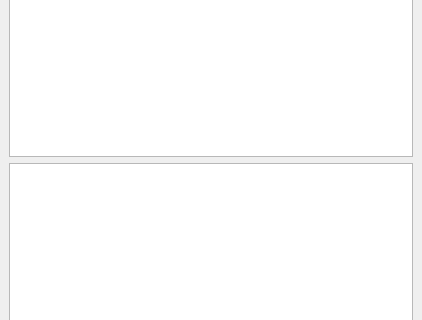
Qt form src/DockMonitor.ui (gdevic/Z80Explorer) before a commit; both pictures show x 0 to 422 and y 139 to 459 of the 422 by 568 pixel window.
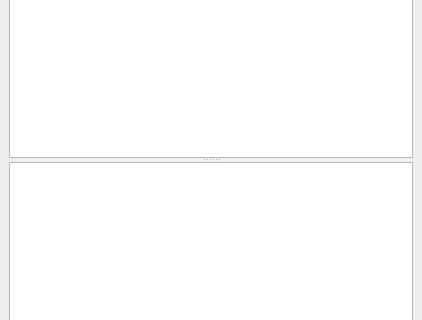
The same form after that commit.

Commit message: Monitor two panes are now a splitter

```diff
--- a/src/DockMonitor.ui
+++ b/src/DockMonitor.ui
@@ -73,6 +73,13 @@
      </widget>
     </item>
     <item>
+     <widget class="QSplitter" name="splitter">
+      <property name="orientation">
+       <enum>Qt::Vertical</enum>
+      </property>
+      <property name="childrenCollapsible">
+       <bool>false</bool>
+      </property>
      <widget class="QPlainTextEdit" name="textStatus">
       <property name="font">
        <font>
@@ -84,8 +91,6 @@
        <bool>true</bool>
       </property>
      </widget>
-    </item>
-    <item>
      <widget class="QPlainTextEdit" name="textTerminal">
       <property name="font">
        <font>
@@ -96,6 +101,7 @@
       <property name="readOnly">
        <bool>true</bool>
       </property>
+      </widget>
      </widget>
     </item>
    </layout>
```
Lines whose indentation alone changed are shown as unchanged.
